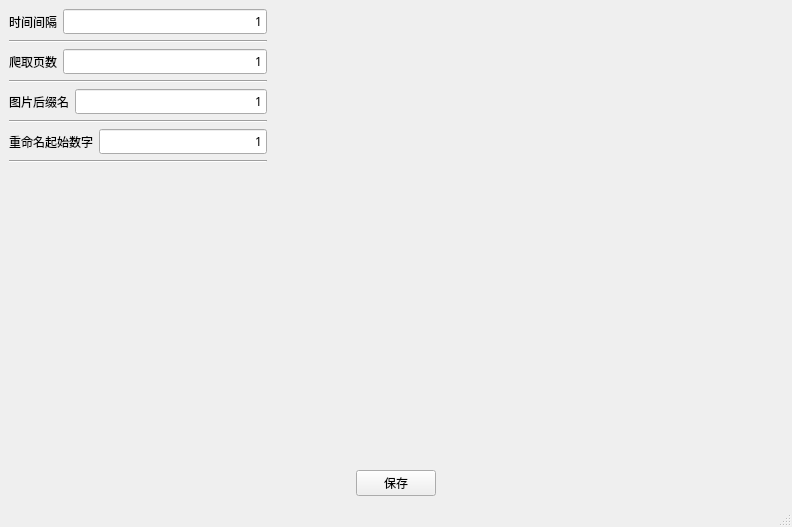
Old version of the form imgcrawler/tmp/settings_ui2.ui in the repository jxylon/imgcrawler-tool.
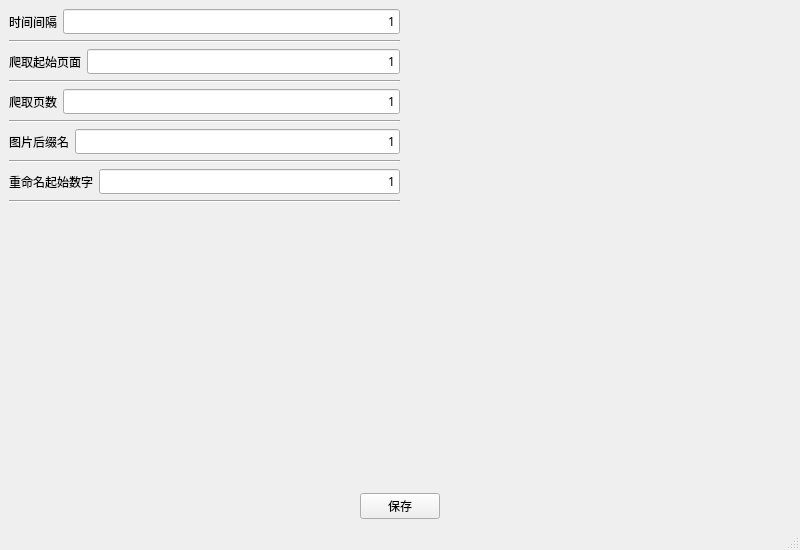
New version of the form.

What changed in the file:
```diff
--- a/imgcrawler/tmp/settings_ui2.ui
+++ b/imgcrawler/tmp/settings_ui2.ui
@@ -6,8 +6,8 @@
    <rect>
     <x>0</x>
     <y>0</y>
-    <width>792</width>
-    <height>527</height>
+    <width>800</width>
+    <height>550</height>
    </rect>
   </property>
   <property name="font">
@@ -28,35 +28,8 @@
    </property>
    <layout class="QVBoxLayout" name="verticalLayout_2">
     <item>
-     <layout class="QGridLayout" name="gridLayout" columnstretch="1,2">
-      <item row="0" column="1">
-       <spacer name="horizontalSpacer_5">
-        <property name="orientation">
-         <enum>Qt::Horizontal</enum>
-        </property>
-        <property name="sizeHint" stdset="0">
-         <size>
-          <width>40</width>
-          <height>20</height>
-         </size>
-        </property>
-       </spacer>
-      </item>
-      <item row="3" column="0">
-       <widget class="Line" name="line_2">
-        <property name="orientation">
-         <enum>Qt::Horizontal</enum>
-        </property>
-       </widget>
-      </item>
-      <item row="5" column="0">
-       <widget class="Line" name="line_3">
-        <property name="orientation">
-         <enum>Qt::Horizontal</enum>
-        </property>
-       </widget>
-      </item>
-      <item row="4" column="0">
+     <layout class="QGridLayout" name="gridLayout">
+      <item row="6" column="0">
        <layout class="QHBoxLayout" name="horizontalLayout_5">
         <item>
          <widget class="QLabel" name="label_suffix">
@@ -77,34 +50,6 @@
         </item>
        </layout>
       </item>
-      <item row="6" column="0">
-       <layout class="QHBoxLayout" name="horizontalLayout_9">
-        <item>
-         <widget class="QLabel" name="label_startnum">
-          <property name="text">
-           <string>重命名起始数字</string>
-          </property>
-         </widget>
-        </item>
-        <item>
-         <widget class="QLineEdit" name="lineEdit_startnum">
-          <property name="text">
-           <string>1</string>
-          </property>
-          <property name="alignment">
-           <set>Qt::AlignRight|Qt::AlignTrailing|Qt::AlignVCenter</set>
-          </property>
-         </widget>
-        </item>
-       </layout>
-      </item>
-      <item row="1" column="0">
-       <widget class="Line" name="line">
-        <property name="orientation">
-         <enum>Qt::Horizontal</enum>
-        </property>
-       </widget>
-      </item>
       <item row="0" column="0">
        <layout class="QHBoxLayout" name="horizontalLayout_3">
         <item>
@@ -129,7 +74,66 @@
         </item>
        </layout>
       </item>
+      <item row="3" column="0">
+       <widget class="Line" name="line">
+        <property name="orientation">
+         <enum>Qt::Horizontal</enum>
+        </property>
+       </widget>
+      </item>
+      <item row="5" column="0">
+       <widget class="Line" name="line_2">
+        <property name="orientation">
+         <enum>Qt::Horizontal</enum>
+        </property>
+       </widget>
+      </item>
+      <item row="8" column="0">
+       <layout class="QHBoxLayout" name="horizontalLayout_9">
+        <item>
+         <widget class="QLabel" name="label_start_num">
+          <property name="text">
+           <string>重命名起始数字</string>
+          </property>
+         </widget>
+        </item>
+        <item>
+         <widget class="QLineEdit" name="lineEdit_start_num">
+          <property name="text">
+           <string>1</string>
+          </property>
+          <property name="alignment">
+           <set>Qt::AlignRight|Qt::AlignTrailing|Qt::AlignVCenter</set>
+          </property>
+         </widget>
+        </item>
+       </layout>
+      </item>
       <item row="2" column="0">
+       <layout class="QHBoxLayout" name="horizontalLayout_6">
+        <item>
+         <widget class="QLabel" name="label_start_page">
+          <property name="text">
+           <string>爬取起始页面</string>
+          </property>
+         </widget>
+        </item>
+        <item>
+         <widget class="QLineEdit" name="lineEdit_start_page">
+          <property name="focusPolicy">
+           <enum>Qt::StrongFocus</enum>
+          </property>
+          <property name="text">
+           <string>1</string>
+          </property>
+          <property name="alignment">
+           <set>Qt::AlignRight|Qt::AlignTrailing|Qt::AlignVCenter</set>
+          </property>
+         </widget>
+        </item>
+       </layout>
+      </item>
+      <item row="4" column="0">
        <layout class="QHBoxLayout" name="horizontalLayout_4">
         <item>
          <widget class="QLabel" name="label_pagenum">
@@ -151,12 +155,39 @@
        </layout>
       </item>
       <item row="7" column="0">
+       <widget class="Line" name="line_3">
+        <property name="orientation">
+         <enum>Qt::Horizontal</enum>
+        </property>
+       </widget>
+      </item>
+      <item row="9" column="0">
        <widget class="Line" name="line_4">
         <property name="orientation">
          <enum>Qt::Horizontal</enum>
         </property>
        </widget>
       </item>
+      <item row="1" column="0">
+       <widget class="Line" name="line_5">
+        <property name="orientation">
+         <enum>Qt::Horizontal</enum>
+        </property>
+       </widget>
+      </item>
+      <item row="0" column="1">
+       <spacer name="horizontalSpacer">
+        <property name="orientation">
+         <enum>Qt::Horizontal</enum>
+        </property>
+        <property name="sizeHint" stdset="0">
+         <size>
+          <width>40</width>
+          <height>20</height>
+         </size>
+        </property>
+       </spacer>
+      </item>
      </layout>
     </item>
     <item>
```
Left out of the diff: 18 changed lines with no effect on the pictures.
